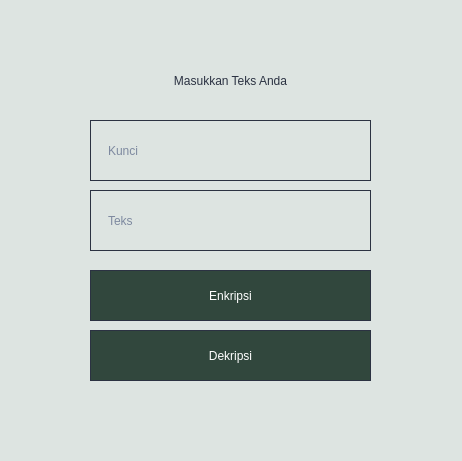
Qt form haldua.ui (stellaribli/EncryptDecrypt) before a commit.
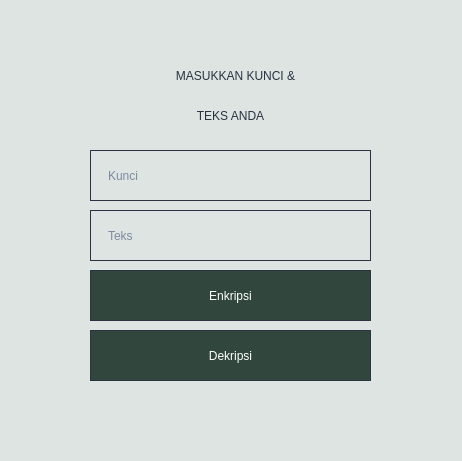
The same form after that commit.

```diff
--- a/haldua.ui
+++ b/haldua.ui
@@ -21,10 +21,10 @@
   <widget class="QLabel" name="label">
    <property name="geometry">
     <rect>
-     <x>90</x>
-     <y>50</y>
-     <width>281</width>
-     <height>61</height>
+     <x>60</x>
+     <y>60</y>
+     <width>351</width>
+     <height>31</height>
     </rect>
    </property>
    <property name="styleSheet">
@@ -32,7 +32,7 @@
 font: 30pt &quot;Arial&quot;</string>
    </property>
    <property name="text">
-    <string>Masukkan Teks Anda</string>
+    <string>MASUKKAN KUNCI &amp;</string>
    </property>
    <property name="alignment">
     <set>Qt::AlignCenter</set>
@@ -68,9 +68,9 @@
    <property name="geometry">
     <rect>
      <x>90</x>
-     <y>190</y>
+     <y>210</y>
      <width>281</width>
-     <height>61</height>
+     <height>51</height>
     </rect>
    </property>
    <property name="styleSheet">
@@ -120,9 +120,9 @@
    <property name="geometry">
     <rect>
      <x>90</x>
-     <y>120</y>
+     <y>150</y>
      <width>281</width>
-     <height>61</height>
+     <height>51</height>
     </rect>
    </property>
    <property name="styleSheet">
@@ -142,6 +142,26 @@
     <string>Kunci</string>
    </property>
   </widget>
+  <widget class="QLabel" name="label_2">
+   <property name="geometry">
+    <rect>
+     <x>90</x>
+     <y>90</y>
+     <width>281</width>
+     <height>51</height>
+    </rect>
+   </property>
+   <property name="styleSheet">
+    <string notr="true">color: #2B3242;
+font: 30pt &quot;Arial&quot;</string>
+   </property>
+   <property name="text">
+    <string>TEKS ANDA</string>
+   </property>
+   <property name="alignment">
+    <set>Qt::AlignCenter</set>
+   </property>
+  </widget>
  </widget>
  <resources/>
  <connections/>
```
